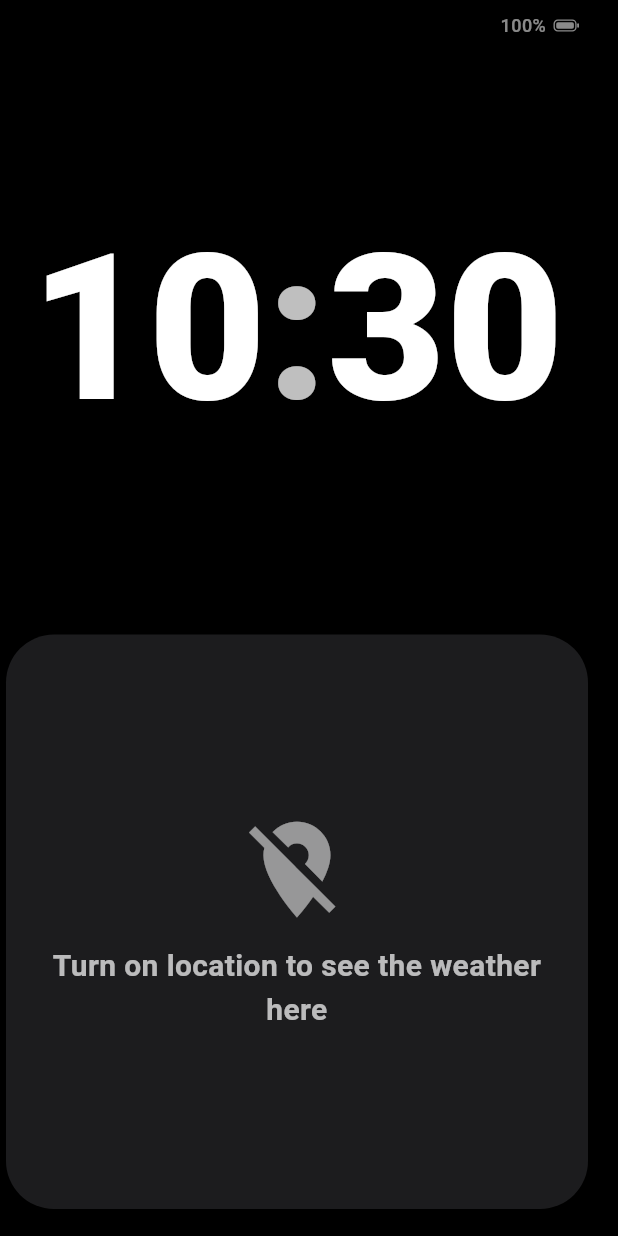
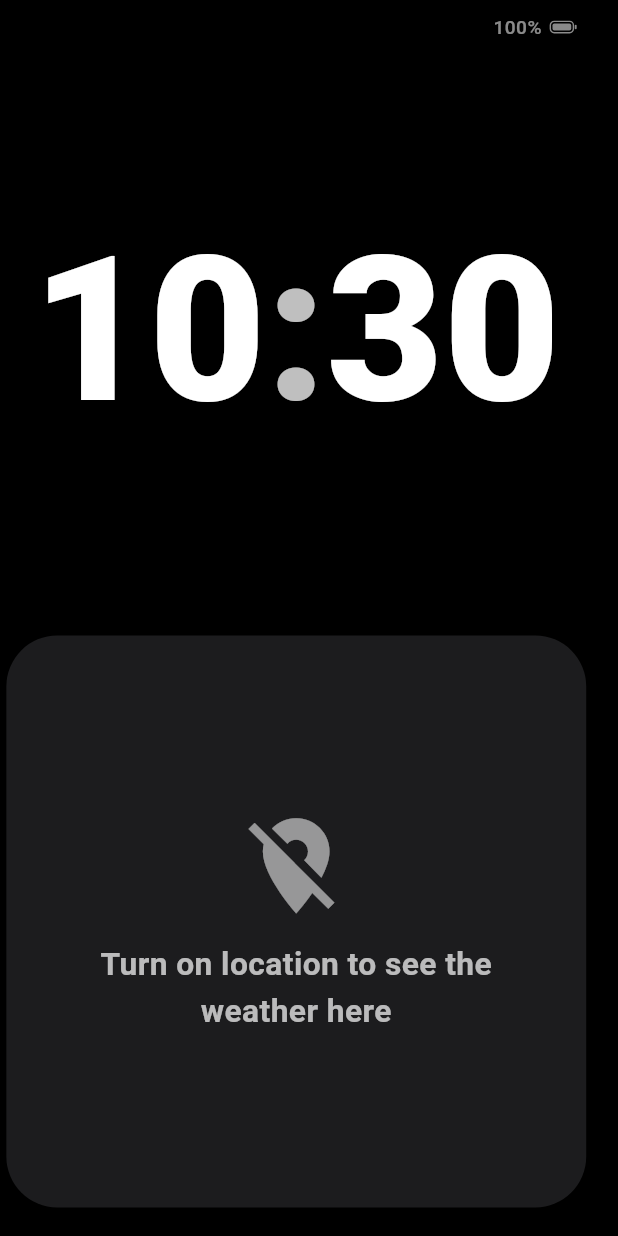
Before and after one commit to HardikKotangale/Dockwise, a Flutter app: the screen it shows after launch, on a phone screen of 412 x 824 dp. Run offline on Flutter 3.47's test engine with Material 3 defaults, Android fonts, the phone set to English and light mode, and no system bars; our stand-ins replace battery_plus, geolocator, shared_preferences, timezone; missing offline and left inert: flutter_web_auth_2.

Commit message:
feat: scale the whole app to the screen size
Read the screen once and lay everything out on a reference phone (about 390
points on the short side, like an iPhone 15), then scale the result evenly to
the real screen. An iPhone 15, an iPhone 17 Pro Max and a tablet show the same
composition at their own size, in both orientations. Margins, gaps, corners,
icons and text all move together.

Off by default (StandbyProApp.fitScreen) so tests keep exact layouts; the real
app turns it on in main.dart. Tests cover the scale values, touch mapping, and
the full app at iPhone 15, iPhone 17 Pro Max and iPad mini sizes.

```diff
--- a/app/lib/main.dart
+++ b/app/lib/main.dart
@@ -2,5 +2,5 @@ import 'package:flutter/material.dart';
 import 'src/app.dart';
 
 void main() {
-  runApp(const StandbyProApp());
+  runApp(const StandbyProApp(fitScreen: true));
 }
--- a/app/lib/src/app.dart
+++ b/app/lib/src/app.dart
@@ -1,4 +1,5 @@
 import 'package:flutter/material.dart';
+import 'core/screen_fit.dart';
 import 'domain/standby_models.dart';
 import 'services/standby_system_service.dart';
 import 'features/standby/standby_screen.dart';
@@ -10,16 +11,21 @@ class StandbyProApp extends StatelessWidget {
     this.initialSettings,
     this.systemService,
     this.battery,
+    this.fitScreen = false,
   });
 
   final StandbySettings? initialSettings;
   final StandbySystemService? systemService; // tests pass a fake
   final BatteryMonitor? battery; // tests pass a fake
 
+  /// Scale the whole app to the screen size (see [ScreenFit]). On in the real
+  /// app; off by default so tests keep their exact layouts.
+  final bool fitScreen;
+
   @override
   Widget build(BuildContext context) {
     return MaterialApp(
-      title: 'Standby Pro',
+      title: 'Dockwise',
       debugShowCheckedModeBanner: false,
       themeMode: ThemeMode.dark,
       darkTheme: ThemeData(
@@ -48,6 +54,7 @@ class StandbyProApp extends StatelessWidget {
           ),
         ),
       ),
+      builder: fitScreen ? (context, child) => ScreenFit(child: child!) : null,
       home: StandbyScreen(
         initialSettings: initialSettings,
         systemService: systemService,
--- /dev/null
+++ b/app/lib/src/core/screen_fit.dart
@@ -0,0 +1,50 @@
+import 'package:flutter/widgets.dart';
+
+/// The short side, in logical points, of the phone the layout is designed on
+/// (an iPhone 15 is 393 wide). On a screen like that, nothing is scaled.
+const double referenceShortSide = 390;
+
+/// How much the whole interface is scaled on a screen of this [size]: 1 on a
+/// normal phone, more on a bigger one (an iPhone 17 Pro Max, a tablet), a
+/// little less on a small one. It uses the shorter side, so turning the phone
+/// does not change it.
+double screenScaleFor(Size size) {
+  final scale = (size.shortestSide / referenceShortSide).clamp(0.85, 1.8);
+  // two decimals, so tiny differences never make the layout jump around
+  return (scale * 100).round() / 100;
+}
+
+/// Reads the screen size once and lays the whole app out as if the screen were
+/// the reference phone, then scales the result up or down to the real screen.
+/// So every card, margin, icon and text grows or shrinks together, and a 15 and
+/// a 17 Pro Max show the same composition at their own size.
+class ScreenFit extends StatelessWidget {
+  const ScreenFit({super.key, required this.child});
+
+  final Widget child;
+
+  @override
+  Widget build(BuildContext context) {
+    final mq = MediaQuery.of(context);
+    final scale = screenScaleFor(mq.size);
+    if (scale == 1.0) return child;
+    // the app thinks the screen is this size (and so do its safe areas)...
+    final virtual = Size(mq.size.width / scale, mq.size.height / scale);
+    return FittedBox(
+      fit: BoxFit.fill, // ...and it is stretched evenly onto the real screen
+      child: SizedBox.fromSize(
+        size: virtual,
+        child: MediaQuery(
+          data: mq.copyWith(
+            size: virtual,
+            padding: mq.padding / scale,
+            viewPadding: mq.viewPadding / scale,
+            viewInsets: mq.viewInsets / scale,
+            systemGestureInsets: mq.systemGestureInsets / scale,
+          ),
+          child: child,
+        ),
+      ),
+    );
+  }
+}
```
Also changed, not shown: 1 other file.
